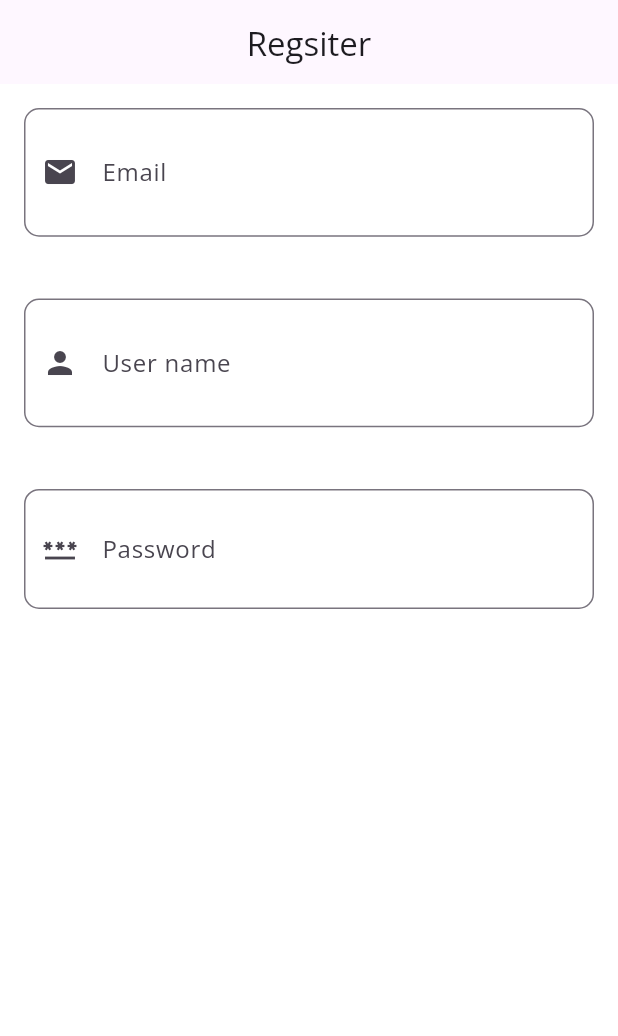
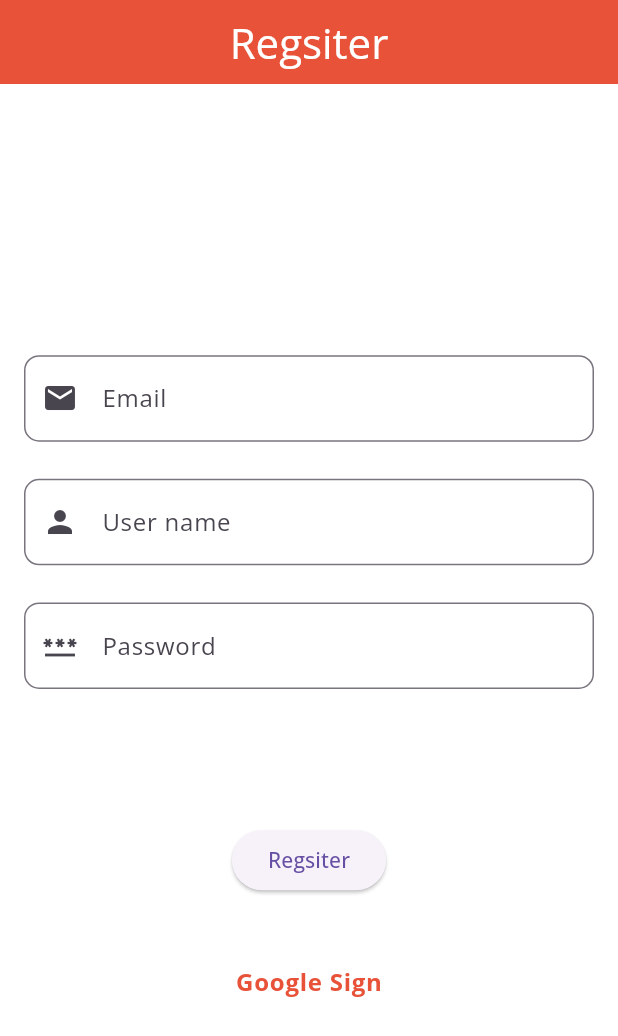
Before and after one commit to AshrafZarkani/connect_app, a Flutter app: the RegisterScreen screen opened by its route, on a phone screen of 412 x 824 dp. Shown: the top 1036 px of the screen. Run offline on Flutter 3.47's test engine with Material 3 defaults, Android fonts, the phone set to English and light mode, and no system bars; our stand-ins replace firebase_core, flutter_riverpod, go_router, google_fonts; accounts and stored records are empty; generated files the repository leaves out were written again.

Commit message:
finihsed design

```diff
--- a/lib/app/config/theme/my_theme.dart
+++ b/lib/app/config/theme/my_theme.dart
@@ -15,6 +15,7 @@ class MyTheme {
       elevation: 0,
       iconTheme: IconThemeData(color: MyColors.primary_500),
     ),
+    elevatedButtonTheme: ElevatedButtonThemeData(),
     buttonTheme: ButtonThemeData(
       textTheme: ButtonTextTheme.primary,
       buttonColor: MyColors.primary_500,
--- a/lib/app/modules/auth/views/register.dart
+++ b/lib/app/modules/auth/views/register.dart
@@ -1,3 +1,4 @@
+import 'package:connect_app/app/config/theme/my_colors.dart';
 import 'package:connect_app/app/core/extensions/build_context_extinsion.dart';
 import 'package:connect_app/app/modules/auth/widgets/my_forms_widget.dart';
 import 'package:flutter/material.dart';
@@ -10,17 +11,52 @@ class RegisterScreen extends StatelessWidget {
   @override
   Widget build(BuildContext context) {
     return Scaffold(
+      resizeToAvoidBottomInset: true,
       appBar: AppBar(
         centerTitle: true,
+        backgroundColor: MyColors.primary_500,
         automaticallyImplyLeading: false,
-        title: Text(context.translate.register),
+        title: Text(
+          context.translate.register,
+          style: context.textTheme.headlineMedium?.copyWith(
+            color: MyColors.white,
+          ),
+        ),
       ),
-      body: Column(
-        children: [
-          MyFormFields(
-            formKey: formKey,
+      body: SingleChildScrollView(
+        child: Center(
+          child: Column(
+            mainAxisAlignment: MainAxisAlignment.center,
+            children: [
+              SizedBox(
+                height: context.screenHeight * 0.2,
+              ),
+              MyFormFields(
+                formKey: formKey,
+              ),
+              SizedBox(
+                height: context.screenHeight * 0.04,
+              ),
+              ElevatedButton(
+                onPressed: () {},
+                child: Text(
+                  context.translate.register,
+                ),
+              ),
+              SizedBox(
+                height: context.screenHeight * 0.04,
+              ),
+              TextButton(
+                onPressed: () {},
+                child: Text(
+                  context.translate.googleSign,
+                  style: context.textTheme.bodyLarge?.copyWith(
+                      fontWeight: FontWeight.bold, color: MyColors.primary_500),
+                ),
+              )
+            ],
           ),
-        ],
+        ),
       ),
     );
   }
--- a/lib/app/modules/auth/widgets/my_forms_widget.dart
+++ b/lib/app/modules/auth/widgets/my_forms_widget.dart
@@ -2,6 +2,7 @@ import 'package:connect_app/app/core/extensions/build_context_extinsion.dart';
 import 'package:connect_app/app/modules/auth/domain/helper/auth_validators.dart';
 import 'package:connect_app/app/modules/auth/widgets/my_textform_widget.dart';
 import 'package:flutter/material.dart';
+import 'package:flutter_riverpod/flutter_riverpod.dart';
 
 class MyFormFields extends StatefulWidget {
   const MyFormFields({super.key, required this.formKey});
@@ -42,20 +43,24 @@ class _MyFormFieldsState extends State<MyFormFields> {
         padding: const EdgeInsets.all(16.0),
         child: Column(
           children: [
-            MyTextFormField(
+            Consumer(builder: (context, ref, child) {
+              return MyTextFormField(
                 textEditingController: emailController,
                 myFocusNode: emailNode,
                 myTextInputAction: TextInputAction.next,
                 labelText: context.translate.email,
                 prefexIcon: const Icon(Icons.email),
                 obsecureText: false,
-              onChanged: null,
+                onChanged: (val) {
+                  print("email value $val");
+                },
                 validator: (value) {
                   return _authValidators.emailValidator(value);
                 },
-            ),
+              );
+            }),
             SizedBox(
-              height: context.screenHeight * 0.05,
+              height: context.screenHeight * 0.03,
             ),
             MyTextFormField(
               textEditingController: userNameController,
@@ -65,10 +70,12 @@ class _MyFormFieldsState extends State<MyFormFields> {
               prefexIcon: const Icon(Icons.person),
               labelText: context.translate.userName,
               myTextInputAction: TextInputAction.next,
-              onChanged: null,
+              onChanged: (value) {
+                //user name
+              },
             ),
             SizedBox(
-              height: context.screenHeight * 0.05,
+              height: context.screenHeight * 0.03,
             ),
             MyTextFormField(
               textEditingController: passwordController,
@@ -78,7 +85,7 @@ class _MyFormFieldsState extends State<MyFormFields> {
               prefexIcon: const Icon(Icons.password),
               labelText: context.translate.password,
               myTextInputAction: TextInputAction.next,
-              onChanged: null,
+              onChanged: (value) {},
               suffexIcon: const Icon(Icons.remove_red_eye_outlined),
             ),
             SizedBox(
--- a/lib/app/modules/auth/widgets/my_textform_widget.dart
+++ b/lib/app/modules/auth/widgets/my_textform_widget.dart
@@ -1,3 +1,4 @@
+import 'package:connect_app/app/core/extensions/build_context_extinsion.dart';
 import 'package:flutter/material.dart';
 
 class MyTextFormField extends StatelessWidget {
@@ -28,7 +29,9 @@ class MyTextFormField extends StatelessWidget {
 
   @override
   Widget build(BuildContext context) {
-    return TextFormField(
+    return SizedBox(
+      height: context.screenHeight * 0.07,
+      child: TextFormField(
         controller: textEditingController,
         focusNode: myFocusNode,
         textInputAction: myTextInputAction,
@@ -36,6 +39,7 @@ class MyTextFormField extends StatelessWidget {
           border: OutlineInputBorder(
             borderRadius: BorderRadius.circular(10),
           ),
+          contentPadding: EdgeInsets.all(20),
           label: Text(labelText),
           prefixIcon: prefexIcon,
           suffix: IconButton(
@@ -46,6 +50,7 @@ class MyTextFormField extends StatelessWidget {
         obscureText: obsecureText,
         validator: validator,
         onChanged: onChanged,
+      ),
     );
   }
 }
--- a/lib/assets/l10n/app_ar.arb
+++ b/lib/assets/l10n/app_ar.arb
@@ -3,5 +3,6 @@
     "login": "",
     "register": "",
     "email": "",
-    "userName": ""
+    "userName": "",
+    "googleSign": ""
 }
--- a/lib/assets/l10n/app_en.arb
+++ b/lib/assets/l10n/app_en.arb
@@ -3,5 +3,6 @@
     "register": "Regsiter",
     "email": "Email",
     "userName": "User name",
-    "password": "Password"
+    "password": "Password",
+    "googleSign": "Google Sign"
 }
```
Also changed, not shown: lib/app/modules/auth/domain/providers/text_form_provider.dart (added, +33 -0 lines). Lines whose indentation alone changed are shown as unchanged.
